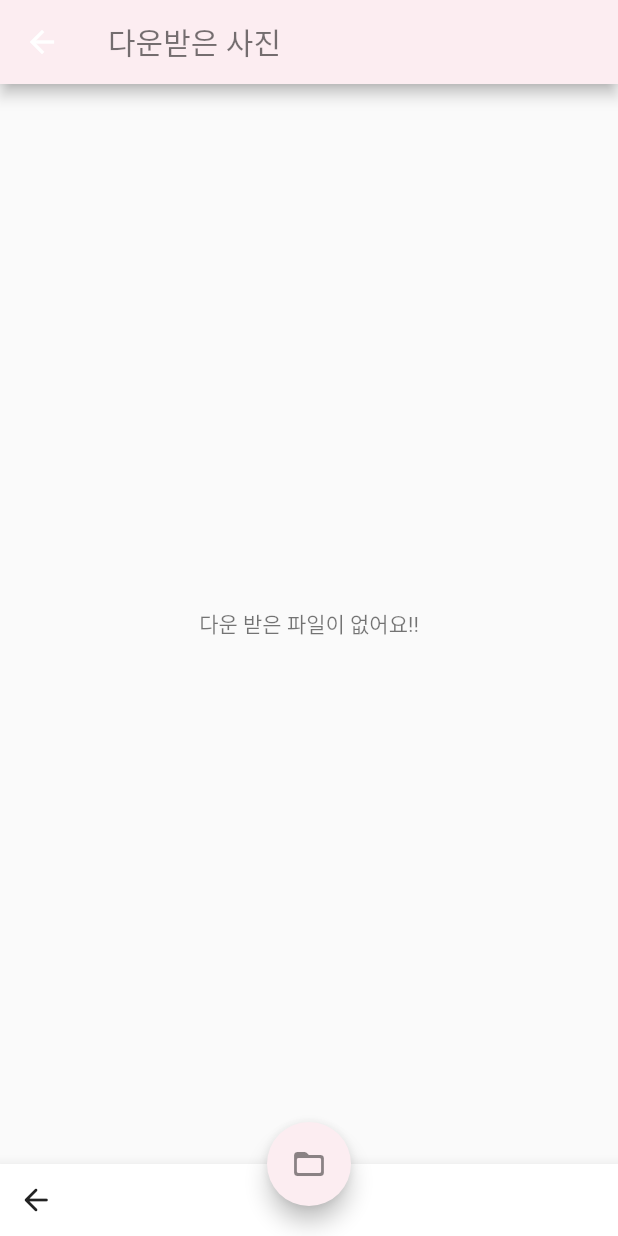
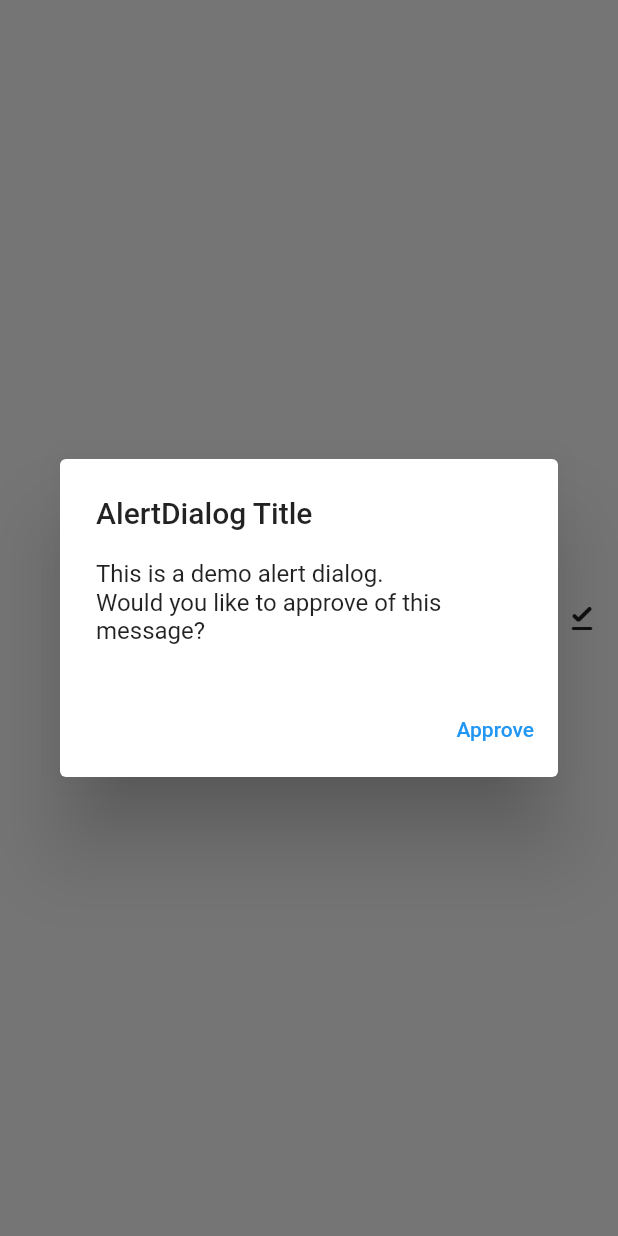
Before and after one commit to kimdon2005/twicenest2, a Flutter app: the screen it shows after launch, after a tap on the "download done" icon, on a phone screen of 412 x 824 dp. Run offline on Flutter 3.47's test engine with Material 2 defaults, Android fonts, the phone set to English and light mode, and no system bars; our stand-ins replace fluttertoast, permission_handler, shared_preferences, webview_flutter; missing offline and left inert: add_to_gallery, flutter_downloader; Roboto replaces fonts that are missing (Jua).

Commit message:
init_permission

```diff
--- a/lib/download.dart
+++ b/lib/download.dart
@@ -1,5 +1,6 @@
 import 'dart:io';
 
+import 'package:flutter/cupertino.dart';
 import 'package:flutter/material.dart';
 import 'package:flutter_downloader/flutter_downloader.dart';
 import 'package:fluttertoast/fluttertoast.dart';
@@ -195,3 +196,59 @@ void toast(message) {
     timeInSecForIosWeb: 1,
   );
 }
+
+Future<void> dialogging(context) async {
+  if (Platform.isAndroid) {
+    return showDialog<void>(
+      context: context,
+      barrierDismissible: false, // user must tap button!
+      builder: (BuildContext context) {
+        return AlertDialog(
+          title: const Text('AlertDialog Title'),
+          content: SingleChildScrollView(
+            child: ListBody(
+              children: const <Widget>[
+                Text('This is a demo alert dialog.'),
+                Text('Would you like to approve of this message?'),
+              ],
+            ),
+          ),
+          actions: <Widget>[
+            TextButton(
+              child: const Text('Approve'),
+              onPressed: () {
+                Navigator.of(context).pop();
+              },
+            ),
+          ],
+        );
+      },
+    );
+  } else if (Platform.isIOS) {
+    return showCupertinoDialog(
+      context: context,
+      barrierDismissible: false, // user must tap button!
+      builder: (BuildContext context) {
+        return CupertinoAlertDialog(
+          title: const Text('AlertDialog Title'),
+          content: SingleChildScrollView(
+            child: ListBody(
+              children: const <Widget>[
+                Text('This is a demo alert dialog.'),
+                Text('Would you like to approve of this message?'),
+              ],
+            ),
+          ),
+          actions: <Widget>[
+            TextButton(
+              child: const Text('Approve'),
+              onPressed: () {
+                Navigator.of(context).pop();
+              },
+            ),
+          ],
+        );
+      },
+    );
+  }
+}
--- a/lib/main.dart
+++ b/lib/main.dart
@@ -5,6 +5,7 @@ import 'dart:ui';
 
 import 'package:fluttertoast/fluttertoast.dart';
 import 'package:flutter/material.dart';
+import 'package:shared_preferences/shared_preferences.dart';
 import 'package:webview_flutter/webview_flutter.dart';
 import 'package:flutter_downloader/flutter_downloader.dart';
 import 'download.dart';
@@ -20,20 +21,18 @@ Future<void> main() async {
 class MyApp extends StatelessWidget {
   @override
   Widget build(BuildContext context) {
-    return MaterialApp(debugShowCheckedModeBanner: false, home: Example_app());
+    return MaterialApp(debugShowCheckedModeBanner: false, home: Twicenest());
   }
 }
 
-// ignore: camel_case_types
-class Example_app extends StatefulWidget {
-  Example_app({Key? key}) : super(key: key);
+class Twicenest extends StatefulWidget {
+  Twicenest({Key? key}) : super(key: key);
 
   @override
-  _Example_appState createState() => _Example_appState();
+  _TwicenestState createState() => _TwicenestState();
 }
 
-// ignore: camel_case_types
-class _Example_appState extends State<Example_app> {
+class _TwicenestState extends State<Twicenest> {
   List<String?> list = [];
 
   Completer<WebViewController> _controller = Completer<WebViewController>();
@@ -54,6 +53,8 @@ class _Example_appState extends State<Example_app> {
   void initState() {
     // ignore: todo
     // TODO: implement initState
+    loadbool().then((value) {});
+
     super.initState();
 
     if (Platform.isAndroid) WebView.platform = SurfaceAndroidWebView();
@@ -75,6 +76,16 @@ class _Example_appState extends State<Example_app> {
     });
 
     FlutterDownloader.registerCallback(downloadingCallback);
+  }
+
+  loadbool() async {
+    final pref = await SharedPreferences.getInstance();
+    print(pref.getBool('permisson'));
+    if (pref.getBool('permisson') == true) {
+    } else {
+      WidgetsBinding.instance?.addPostFrameCallback((_) => dialogging(context));
+      pref.setBool('permisson', true);
+    }
   }
 
   @override
@@ -220,6 +231,7 @@ class _Example_appState extends State<Example_app> {
             builder: (BuildContext context) => Secondpage(),
           ),
         );
+        // dialogging(context);
       },
       icon: Icon(Icons.download_done_rounded),
       tooltip: '다운로드된 파일 보기',
--- a/pubspec.yaml
+++ b/pubspec.yaml
@@ -36,6 +36,10 @@ dependencies:
   fluttertoast: ^8.0.8
   permission_handler: ^8.0.0
   add_to_gallery: ^0.2.0+3
+  firebase_database: ^9.0.6
+  firebase_core_web: ^1.5.4
+  firebase_core: ^1.12.0
+  shared_preferences: ^2.0.13
 
 
 
```
Also changed, not shown: pubspec.lock, 5 other files.
